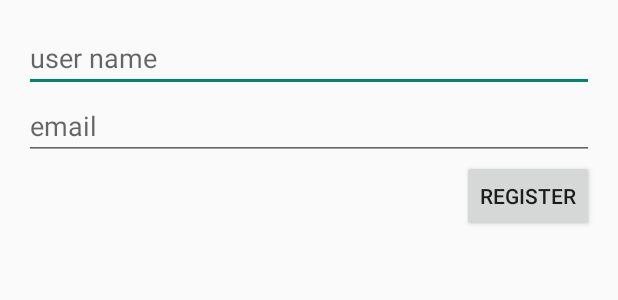
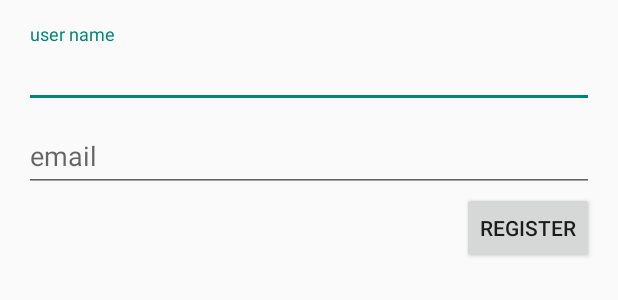
Before and after one commit to lweynant/RxSample, an Android app: the layout fragment_main.xml on its own in the app's theme, with its tools: preview values and no code run, on a phone screen of 412 x 824 dp. Shown: the top 300 px of the screen. Run offline under Robolectric (Android 15) with nearby library versions, the phone set to English and light mode, and no system bars.

Commit message:
Use design library
fixes issue #2

```diff
--- a/app/build.gradle
+++ b/app/build.gradle
@@ -46,4 +46,6 @@ dependencies {
 
     debugCompile 'com.squareup.leakcanary:leakcanary-android:1.3'
     releaseCompile 'com.squareup.leakcanary:leakcanary-android-no-op:1.3'
+
+    compile 'com.android.support:design:23.0.0'
 }
--- a/app/src/main/res/layout/fragment_main.xml
+++ b/app/src/main/res/layout/fragment_main.xml
@@ -9,11 +9,22 @@
     android:paddingTop="@dimen/activity_vertical_margin"
     tools:context=".MainActivityFragment">
 
+    <android.support.design.widget.TextInputLayout
+        android:id="@+id/edtUserNameLayout"
+        android:layout_width="match_parent"
+        android:layout_height="wrap_content">
+
         <EditText
             android:id="@+id/edtUserName"
             android:layout_width="match_parent"
             android:layout_height="wrap_content"
             android:hint="user name" />
+    </android.support.design.widget.TextInputLayout>
+
+    <android.support.design.widget.TextInputLayout
+        android:id="@+id/edtEmailLayout"
+        android:layout_width="match_parent"
+        android:layout_height="wrap_content">
 
         <EditText
             android:id="@+id/edtEmail"
@@ -21,6 +32,7 @@
             android:layout_height="wrap_content"
             android:layout_gravity="center_horizontal"
             android:hint="email" />
+    </android.support.design.widget.TextInputLayout>
 
     <Button
         android:id="@+id/btnRegister"
--- a/app/src/main/res/values/strings.xml
+++ b/app/src/main/res/values/strings.xml
@@ -5,4 +5,6 @@
 
 <!-- TODO: Remove or change this placeholder text -->
     <string name="hello_blank_fragment">Hello blank fragment</string>
+    <string name="invalid_user_msg">Invalid user name</string>
+    <string name="invalid_email_msg">Invalid email address</string>
 </resources>
```
Also changed, not shown: app/src/main/java/com/lweynant/rxsample/MainActivityFragment.java (+16 -7 lines), 1 other file. Lines whose indentation alone changed are shown as unchanged.
